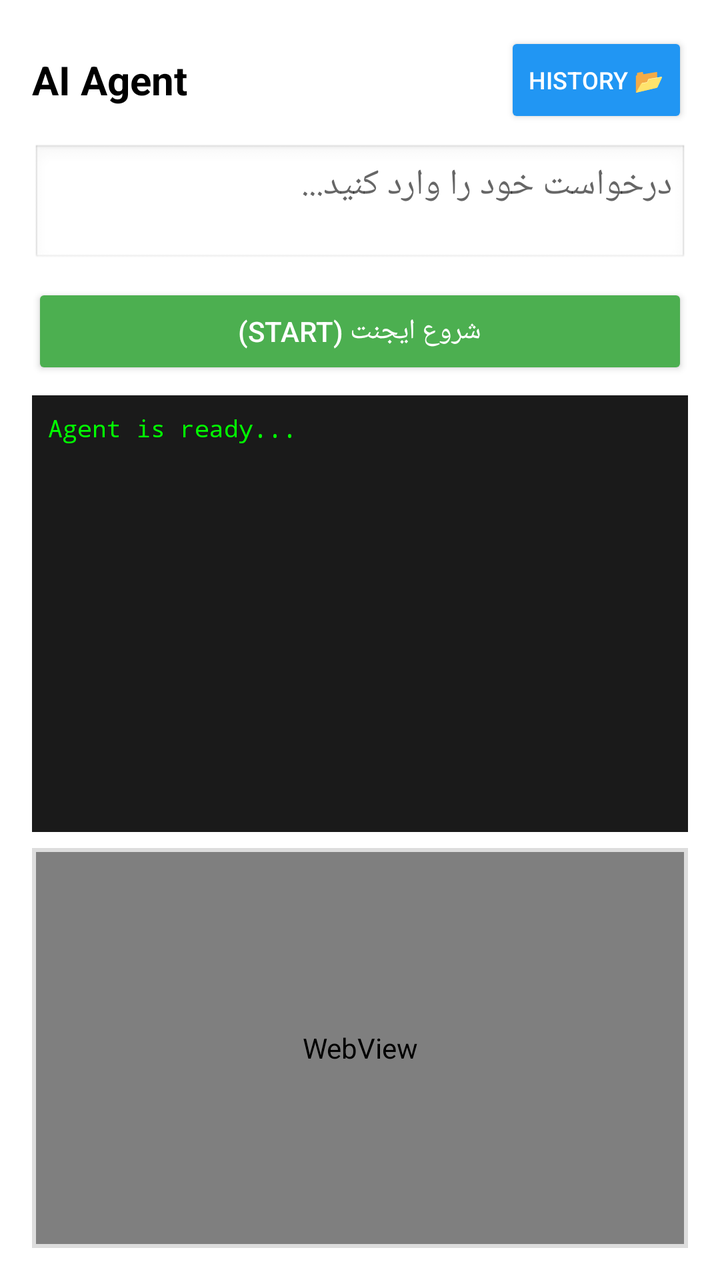
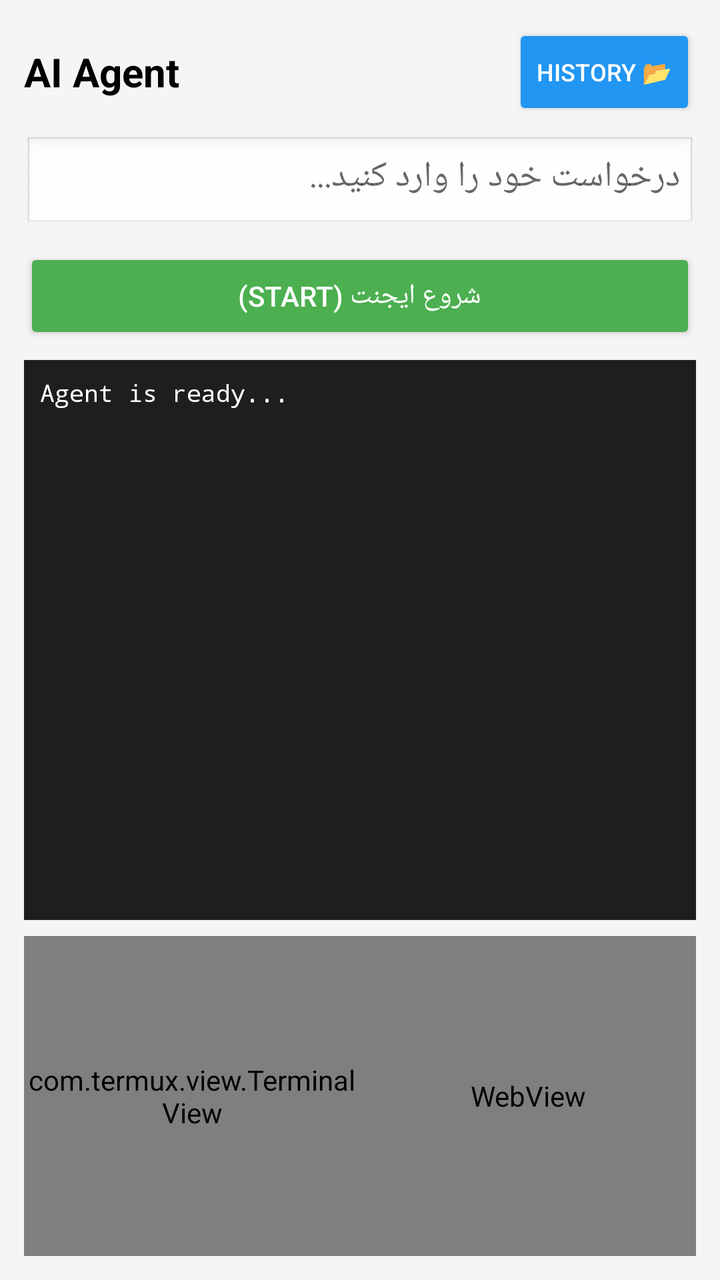

Two renders of the same Android screen: before a commit and after it. Below are the layout's source before the change and the commit's diff.
<!-- AndroidManifest.xml: application theme AppTheme -->
<!-- res/layout/activity_agent.xml -->
<?xml version="1.0" encoding="utf-8"?>
<LinearLayout xmlns:android="http://schemas.android.com/apk/res/android"
    android:layout_width="match_parent"
    android:layout_height="match_parent"
    android:orientation="vertical"
    android:padding="16dp"
    android:background="#FFFFFF">

    <LinearLayout
        android:layout_width="match_parent"
        android:layout_height="wrap_content"
        android:orientation="horizontal"
        android:gravity="center_vertical"
        android:layout_marginBottom="8dp">

        <TextView
            android:layout_width="0dp"
            android:layout_height="wrap_content"
            android:layout_weight="1"
            android:text="AI Agent"
            android:textSize="20sp"
            android:textStyle="bold"
            android:textColor="#000000"/>

        <Button
            android:id="@+id/btn_agent_history"
            android:layout_width="wrap_content"
            android:layout_height="wrap_content"
            android:text="History 📂"
            android:textSize="12sp"
            android:backgroundTint="#2196F3"
            android:textColor="#FFFFFF" />
    </LinearLayout>

    <EditText
        android:id="@+id/et_agent_prompt"
        android:layout_width="match_parent"
        android:layout_height="wrap_content"
        android:hint="درخواست خود را وارد کنید..."
        android:minLines="2"
        android:maxLines="6"
        android:scrollbars="vertical"
        android:inputType="textMultiLine"
        android:gravity="top|start"
        android:background="@android:drawable/edit_text"
        android:padding="8dp"
        android:layout_marginBottom="8dp"/>

    <LinearLayout
        android:layout_width="match_parent"
        android:layout_height="wrap_content"
        android:orientation="horizontal"
        android:layout_marginBottom="8dp">

        <Button
            android:id="@+id/btn_agent_start"
            android:layout_width="0dp"
            android:layout_height="wrap_content"
            android:layout_weight="1"
            android:text="شروع ایجنت (Start)"
            android:backgroundTint="#4CAF50"
            android:textColor="#FFFFFF" />

        <Button
            android:id="@+id/btn_agent_stop"
            android:layout_width="wrap_content"
            android:layout_height="wrap_content"
            android:layout_marginStart="8dp"
            android:text="توقف (Stop)"
            android:backgroundTint="#F44336"
            android:textColor="#FFFFFF"
            android:visibility="gone" />
    </LinearLayout>

    <LinearLayout
        android:layout_width="match_parent"
        android:layout_height="wrap_content"
        android:orientation="horizontal"
        android:gravity="center_vertical"
        android:layout_marginBottom="8dp"
        android:visibility="gone"
        android:id="@+id/layout_progress">

        <TextView
            android:id="@+id/tv_progress_percent"
            android:layout_width="wrap_content"
            android:layout_height="wrap_content"
            android:text="0%"
            android:textStyle="bold"
            android:textColor="#2196F3"
            android:textSize="16sp"
            android:layout_marginEnd="8dp"/>

        <ProgressBar
            android:id="@+id/pb_task_progress"
            style="?android:attr/progressBarStyleHorizontal"
            android:layout_width="0dp"
            android:layout_height="wrap_content"
            android:layout_weight="1"
            android:max="100"
            android:progress="0"
            android:progressTint="#2196F3" />
    </LinearLayout>

    <TextView
        android:id="@+id/tv_agent_status"
        android:layout_width="match_parent"
        android:layout_height="wrap_content"
        android:text=""
        android:textColor="#2196F3"
        android:textSize="14sp"
        android:fontFamily="monospace"
        android:padding="4dp"
        android:layout_marginBottom="4dp"
        android:visibility="gone" />

    <ScrollView
        android:layout_width="match_parent"
        android:layout_height="0dp"
        android:layout_weight="1"
        android:background="#1A1A1A"
        android:padding="8dp"
        android:layout_marginBottom="8dp">

        <TextView
            android:id="@+id/tv_agent_log"
            android:layout_width="match_parent"
            android:layout_height="wrap_content"
            android:textColor="#00FF00"
            android:fontFamily="monospace"
            android:textSize="12sp"
            android:text="Agent is ready..." />
    </ScrollView>

    <FrameLayout
        android:layout_width="match_parent"
        android:layout_height="200dp"
        android:background="#DDDDDD"
        android:padding="2dp">
        
        <WebView
            android:id="@+id/agent_webview"
            android:layout_width="match_parent"
            android:layout_height="match_parent"
            android:background="#FFFFFF" />
            
        <ProgressBar
            android:id="@+id/agent_progress"
            android:layout_width="wrap_content"
            android:layout_height="wrap_content"
            android:layout_gravity="center"
            android:visibility="gone" />
    </FrameLayout>
</LinearLayout>
<!-- resources referenced by this layout -->
<resources>
  <style name="AppTheme" parent="@android:style/Theme.Material.Light.NoActionBar">
          <item name="android:statusBarColor">#FFFFFF</item>
          <item name="android:windowLightStatusBar">true</item>
          <item name="android:navigationBarColor">#FFFFFF</item>
      </style>
</resources>

<!-- the commit's change to res/layout/activity_agent.xml (unified diff, before → after) -->
@@ -3,9 +3,10 @@
     android:layout_width="match_parent"
     android:layout_height="match_parent"
     android:orientation="vertical"
-    android:padding="16dp"
-    android:background="#FFFFFF">
+    android:padding="12dp"
+    android:background="#F5F5F5">
 
+    
     <LinearLayout
         android:layout_width="match_parent"
         android:layout_height="wrap_content"
@@ -32,13 +33,14 @@
             android:textColor="#FFFFFF" />
     </LinearLayout>
 
+    
     <EditText
         android:id="@+id/et_agent_prompt"
         android:layout_width="match_parent"
         android:layout_height="wrap_content"
         android:hint="درخواست خود را وارد کنید..."
-        android:minLines="2"
-        android:maxLines="6"
+        android:minLines="1"
+        android:maxLines="3"
         android:scrollbars="vertical"
         android:inputType="textMultiLine"
         android:gravity="top|start"
@@ -46,6 +48,7 @@
         android:padding="8dp"
         android:layout_marginBottom="8dp"/>
 
+    
     <LinearLayout
         android:layout_width="match_parent"
         android:layout_height="wrap_content"
@@ -72,6 +75,7 @@
             android:visibility="gone" />
     </LinearLayout>
 
+    
     <LinearLayout
         android:layout_width="match_parent"
         android:layout_height="wrap_content"
@@ -102,6 +106,7 @@
             android:progressTint="#2196F3" />
     </LinearLayout>
 
+    
     <TextView
         android:id="@+id/tv_agent_status"
         android:layout_width="match_parent"
@@ -114,11 +119,12 @@
         android:layout_marginBottom="4dp"
         android:visibility="gone" />
 
+    
     <ScrollView
         android:layout_width="match_parent"
         android:layout_height="0dp"
         android:layout_weight="1"
-        android:background="#1A1A1A"
+        android:background="#1E1E1E"
         android:padding="8dp"
         android:layout_marginBottom="8dp">
 
@@ -126,29 +132,51 @@
             android:id="@+id/tv_agent_log"
             android:layout_width="match_parent"
             android:layout_height="wrap_content"
-            android:textColor="#00FF00"
+            android:textColor="#FFFFFF"
             android:fontFamily="monospace"
             android:textSize="12sp"
             android:text="Agent is ready..." />
     </ScrollView>
 
-    <FrameLayout
+    
+    <LinearLayout
         android:layout_width="match_parent"
-        android:layout_height="200dp"
-        android:background="#DDDDDD"
-        android:padding="2dp">
+        android:layout_height="160dp"
+        android:orientation="horizontal"
+        android:background="#000000">
+
         
-        <WebView
-            android:id="@+id/agent_webview"
-            android:layout_width="match_parent"
+        <FrameLayout
+            android:layout_width="0dp"
             android:layout_height="match_parent"
-            android:background="#FFFFFF" />
-            
-        <ProgressBar
-            android:id="@+id/agent_progress"
-            android:layout_width="wrap_content"
-            android:layout_height="wrap_content"
-            android:layout_gravity="center"
-            android:visibility="gone" />
-    </FrameLayout>
+            android:layout_weight="1"
+            android:background="#000000">
+            <com.termux.view.TerminalView
+                android:id="@+id/agent_terminal_view"
+                android:layout_width="match_parent"
+                android:layout_height="match_parent"
+                android:focusable="false"
+                android:focusableInTouchMode="false" />
+        </FrameLayout>
+
+        
+        <FrameLayout
+            android:layout_width="0dp"
+            android:layout_height="match_parent"
+            android:layout_weight="1"
+            android:background="#FFFFFF">
+            <WebView
+                android:id="@+id/agent_webview"
+                android:layout_width="match_parent"
+                android:layout_height="match_parent"
+                android:background="#FFFFFF" />
+            <ProgressBar
+                android:id="@+id/agent_progress"
+                android:layout_width="wrap_content"
+                android:layout_height="wrap_content"
+                android:layout_gravity="center"
+                android:visibility="gone" />
+        </FrameLayout>
+
+    </LinearLayout>
 </LinearLayout>
